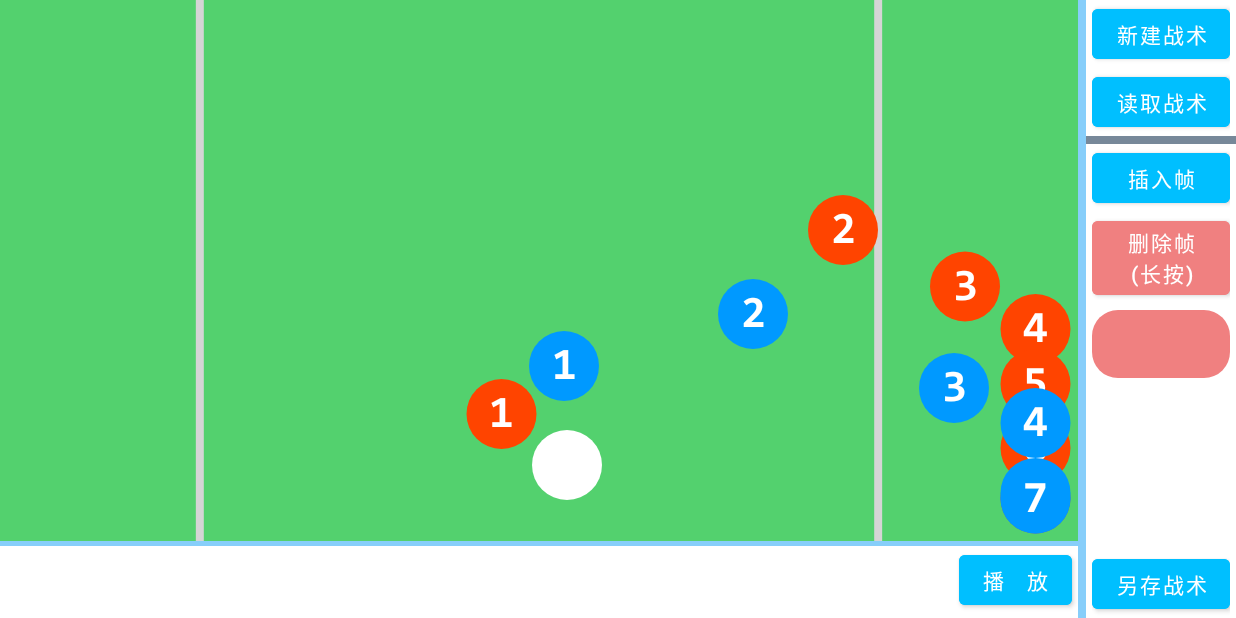
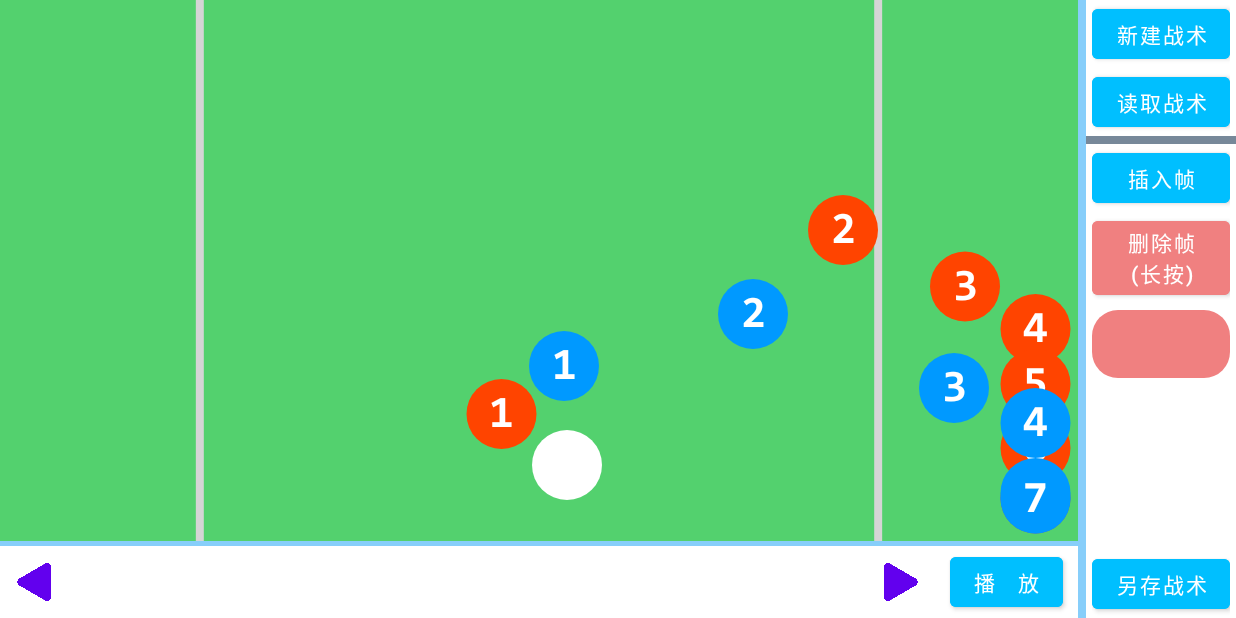
Before and after one commit to jermyhunter/DiscBoard, an Android app: the AnimatedBoardFragment screen opened through its navigation route, on a phone screen of 824 x 412 dp (held sideways). Run offline under Robolectric (Android 15) with nearby library versions, the phone set to English and light mode, and no system bars; our stand-ins replace navigation-ui.

Commit message:
add last/next-frame btn to animboard

```diff
--- a/app/src/main/java/com/example/discboard/views/AnimatedDiscBoard.java
+++ b/app/src/main/java/com/example/discboard/views/AnimatedDiscBoard.java
@@ -467,6 +467,9 @@ public class AnimatedDiscBoard extends View {
 
             mAnimDiscBoardListener.onDeleteFrame();
 
+            // TODO: auto-save
+            resetSavedFlag();
+
             onFrameSumChange();
             releaseTouchDots();
             invalidate();
@@ -482,7 +485,7 @@ public class AnimatedDiscBoard extends View {
             invalidate();
         }
         else
-            throw new RuntimeException("input FrameNo is out of bounds");
+            throw new RuntimeException("FrameNo 帧数越界！");
     }
     public int getFrameSum(){
         return mAnimDotsList.size();
--- a/app/src/main/res/layout/fragment_anim_board.xml
+++ b/app/src/main/res/layout/fragment_anim_board.xml
@@ -29,7 +29,16 @@
                 android:layout_weight="0"
                 android:layout_width="match_parent"
                 android:layout_height="wrap_content"
+                android:gravity="center"
                 android:orientation="horizontal">
+                <Button
+                    android:rotationY="180"
+                    android:layout_weight="0"
+                    android:id="@+id/last_frame_btn"
+                    android:layout_width="@dimen/frame_btn_length"
+                    android:layout_height="@dimen/frame_btn_length"
+                    android:layout_marginHorizontal="@dimen/btn_margin_between_wide_gap"
+                    android:background="@drawable/triangle_arrow" />
                 <com.google.android.material.slider.Slider
                     android:id="@+id/frame_slider"
                     android:rotation="0"
@@ -44,10 +53,17 @@
                     android:valueTo="2.0" />
                 <Button
                     android:layout_weight="0"
+                    android:id="@+id/next_frame_btn"
+                    android:layout_width="@dimen/frame_btn_length"
+                    android:layout_height="@dimen/frame_btn_length"
+                    android:layout_marginHorizontal="@dimen/btn_margin_between_wide_gap"
+                    android:background="@drawable/triangle_arrow" />
+                <Button
+                    android:layout_weight="0"
                     android:id="@+id/play_anim_btn"
                     android:layout_width="wrap_content"
                     android:layout_height="wrap_content"
-                    android:layout_marginHorizontal="@dimen/btn_margin_single_gap"
+                    android:layout_marginHorizontal="@dimen/btn_margin_between_wide_gap"
                     android:minHeight="@dimen/btn_min_height"
                     android:minWidth="@dimen/btn_min_width"
                     android:backgroundTint="@color/btn_color"
--- a/app/src/main/res/values/dimens.xml
+++ b/app/src/main/res/values/dimens.xml
@@ -11,5 +11,6 @@
     <dimen name="btn_min_width">60dp</dimen>
     <dimen name="btn_min_height">45dp</dimen>
     <dimen name="btn_margin_between_wide_gap">10dp</dimen>
+    <dimen name="frame_btn_length">25dp</dimen>
 
 </resources>
```
Also changed, not shown: app/src/main/java/com/example/discboard/fragments/AnimatedBoardFragment.java (+19 -0 lines), app/src/main/res/drawable/triangle_arrow.png (added).
